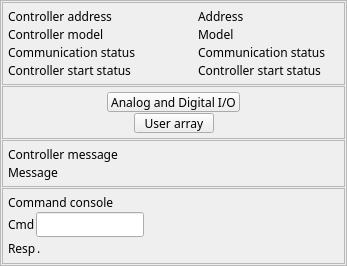
Above: 3-6/GalilSup/op/ui/galil_rio_ctrl.ui from motorapp/Galil before the change. Below: the same form after it.
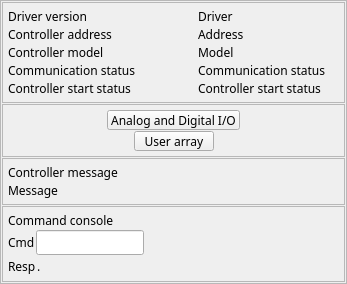
That is the form after the change. Custom widgets are drawn as their Qt base class.

Commit message: Alter output compare start and increment/delta now specified in user coordinates Alter homing check so that custom home code can enable/disable limits Fix output compare increment calculation Add driver version number Alter set_biss so that it's windows compatible Add iocShell function GalilReplaceHomeCode - Replace generated axis home with custom home code

```diff
--- a/3-6/GalilSup/op/ui/galil_rio_ctrl.ui
+++ b/3-6/GalilSup/op/ui/galil_rio_ctrl.ui
@@ -7,7 +7,7 @@
     <x>0</x>
     <y>0</y>
     <width>347</width>
-    <height>246</height>
+    <height>261</height>
    </rect>
   </property>
   <property name="sizePolicy">
@@ -62,6 +62,57 @@
       <property name="margin">
        <number>5</number>
       </property>
+      <item>
+       <layout class="QHBoxLayout" name="horizontalLayout_11" stretch="4,3">
+        <item>
+         <widget class="QLabel" name="label_10">
+          <property name="sizePolicy">
+           <sizepolicy hsizetype="Preferred" vsizetype="Preferred">
+            <horstretch>0</horstretch>
+            <verstretch>0</verstretch>
+           </sizepolicy>
+          </property>
+          <property name="font">
+           <font>
+            <family>Abyssinica SIL</family>
+            <pointsize>9</pointsize>
+           </font>
+          </property>
+          <property name="text">
+           <string>Driver version</string>
+          </property>
+         </widget>
+        </item>
+        <item>
+         <widget class="QELabel" name="qelabel_6">
+          <property name="sizePolicy">
+           <sizepolicy hsizetype="Minimum" vsizetype="Preferred">
+            <horstretch>0</horstretch>
+            <verstretch>0</verstretch>
+           </sizepolicy>
+          </property>
+          <property name="font">
+           <font>
+            <family>Abyssinica SIL</family>
+            <pointsize>9</pointsize>
+           </font>
+          </property>
+          <property name="layoutDirection">
+           <enum>Qt::LeftToRight</enum>
+          </property>
+          <property name="alignment">
+           <set>Qt::AlignLeading|Qt::AlignLeft|Qt::AlignVCenter</set>
+          </property>
+          <property name="variable" stdset="0">
+           <string>$(RIO)DRIVER_MON</string>
+          </property>
+          <property name="text">
+           <string>Driver</string>
+          </property>
+         </widget>
+        </item>
+       </layout>
+      </item>
       <item>
        <layout class="QHBoxLayout" name="horizontalLayout_5" stretch="4,3">
         <item>
```
The commit also changes 17 other files.
